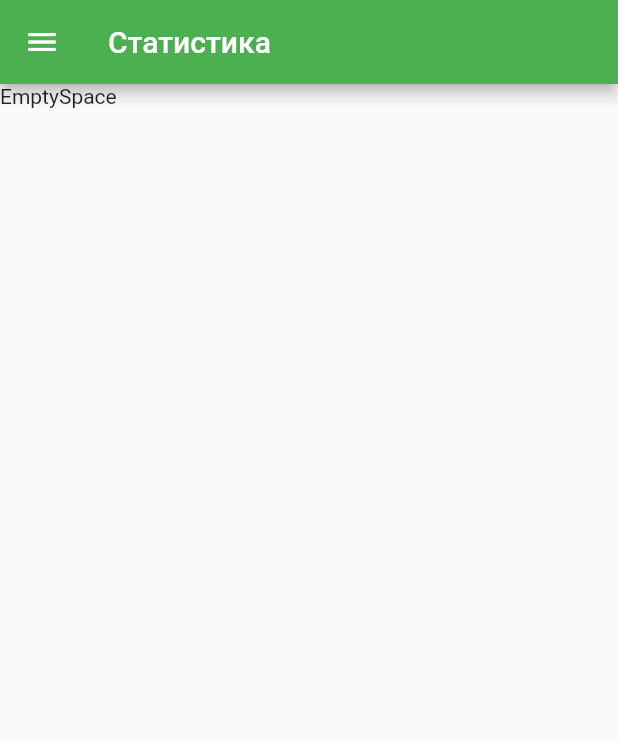
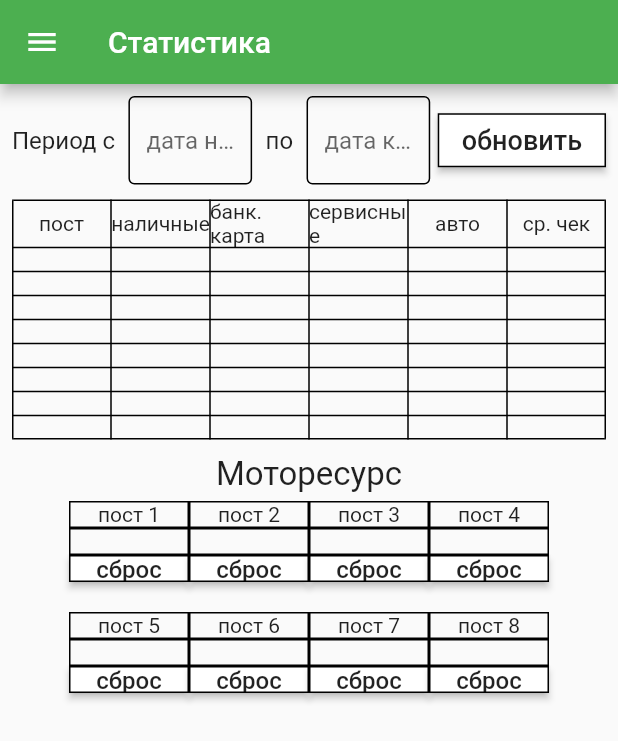
Before and after one commit to OpenRbt/mobile-wash-control, a Flutter app: the StatisticsMenu screen opened by its route, on a phone screen of 412 x 824 dp. Shown: the top 741 px of the screen. Run offline on Flutter 3.47's test engine with Material 2 defaults, Android fonts, the phone set to English and light mode, and no system bars; missing offline and left inert: ping_discover_network, wifi.

Commit message:
drawer expanded, StatisticsMenu

```diff
--- a/lib/CommonElements.dart
+++ b/lib/CommonElements.dart
@@ -45,6 +45,7 @@ Widget prepareDrawer(
 
   var screenWidth = MediaQuery.of(context).size.width;
   var screenHeight = MediaQuery.of(context).size.height;
+  var isPortrait = screenWidth < screenHeight;
   //var safeTopPadding = MediaQuery.of(context).padding.top; //statusbar height
   //var safeBottomPadding = MediaQuery.of(context).padding.top; //buttons? height
 
@@ -52,23 +53,27 @@ Widget prepareDrawer(
       //minimum: const EdgeInsets.all(16.0), TODO: check if needed on devices with different designs
       child: FittedBox(
           child: Container(
-              width: screenWidth * 3 / 4,
+              width: screenWidth * 3 / 4 * (isPortrait ? 1 : screenHeight / screenWidth),
               height: screenHeight,
               child: CustomPaint(
                   painter: MyPainter(context),
                   child: ListTileTheme(
                       //tileColor: Colors.green,
+                      child: Flex(direction: Axis.horizontal, children: [
+                    Expanded(
                       child: ListView.separated(
+                        shrinkWrap: true,
                         itemCount: 8,
-                      //clipBehavior: Clip.antiAliasWithSaveLayer,
+                        //clipBehavior: Clip.antiAlias,
                         itemBuilder: (BuildContext context, int index) {
-                        var onTap = index == 7 // TODO: onTap for each button
+                          var onTap = index == 7
                               ? () {
                                   showDialog(
                                       context: context,
                                       builder: (context) => AlertDialog(
                                             title: Text("Выход"),
-                                          content: Text("Выйти из приложения?"),
+                                            content:
+                                                Text("Выйти из приложения?"),
                                             actionsPadding: EdgeInsets.all(10),
                                             actions: [
                                               RaisedButton(
@@ -81,7 +86,8 @@ Widget prepareDrawer(
                                                   color: Colors.lightGreen,
                                                   textColor: Colors.white,
                                                   disabledColor: Colors.grey,
-                                                disabledTextColor: Colors.black,
+                                                  disabledTextColor:
+                                                      Colors.black,
                                                   onPressed: () {
                                                     Navigator.pop(context);
                                                   },
@@ -99,11 +105,12 @@ Widget prepareDrawer(
                         },
                         separatorBuilder: (BuildContext context, int index) {
                           return SizedBox(
-                          height: screenHeight / 32,
+                            height: screenHeight / 24,
                           );
                         },
                       ),
-                  )))));
+                    )
+                  ]))))));
 }
 
 class MyPainter extends CustomPainter {
@@ -112,8 +119,9 @@ class MyPainter extends CustomPainter {
 
   @override
   void paint(Canvas canvas, Size size) {
-    size =
-        size.width < size.height ? size : Size(size.height * 3 / 4, size.width);
+    size = size.width < size.height
+        ? size
+        : Size(size.height * 3 / 4, size.width * 3 / 4);
     final sizeB = Size(size.width * 2, size.height + size.height * 0.5);
     var rect = Offset(-size.width, -size.height * 0.25) & sizeB;
     canvas.drawOval(rect, Paint()..color = Colors.white);
--- a/lib/StatisticsMenu.dart
+++ b/lib/StatisticsMenu.dart
@@ -14,7 +14,6 @@ class _StatisticsMenuState extends State<StatisticsMenu> {
 
   @override
   Widget build(BuildContext context) {
-
     final AppBar appBar = AppBar(
       title: Text("Статистика"),
     );
@@ -22,17 +21,136 @@ class _StatisticsMenuState extends State<StatisticsMenu> {
     double screenH = MediaQuery.of(context).size.height;
     double screenW = MediaQuery.of(context).size.width;
     return Scaffold(
-      appBar: appBar,
-      drawer: prepareDrawer(context, Pages.Statistics,sessionData),
-      body: OrientationBuilder(
-        builder: (context, orientation) {
-          return new SizedBox(
-            height: screenH - appBar.preferredSize.height,
-            width: screenW,
-            child: Text("EmptySpace"),
-          );
-        },
-      ),
-    );
+        appBar: appBar,
+        drawer: prepareDrawer(context, Pages.Statistics, sessionData),
+        body: OrientationBuilder(
+          builder: (context, orientation) {
+            return new Container(
+                width: screenW,
+                height: screenH,
+                child: Padding(
+                    padding: const EdgeInsets.all(8.0),
+                    child: ListView(children: [
+                      Row(
+                        mainAxisAlignment: MainAxisAlignment.center,
+                        crossAxisAlignment: CrossAxisAlignment.center,
+                        children: [
+                          Text("Период с ", style: TextStyle(fontSize: 16)),
+                          SizedBox(width: 5),
+                          Expanded(
+                              child: TextField(
+                                  decoration: InputDecoration(
+                                      enabledBorder: OutlineInputBorder(
+                                        borderSide: BorderSide(
+                                            color: Colors.black, width: 1.0),
+                                      ),
+                                      hintText: "дата начала"))),
+                          SizedBox(width: 5),
+                          Text(" по ", style: TextStyle(fontSize: 16)),
+                          SizedBox(width: 5),
+                          Expanded(
+                              child: TextField(
+                                  decoration: InputDecoration(
+                                      enabledBorder: OutlineInputBorder(
+                                        borderSide: BorderSide(
+                                            color: Colors.black, width: 1.0),
+                                      ),
+                                      hintText: "дата конца"))),
+                          SizedBox(width: 5),
+                          RaisedButton(
+                              color: Colors.white,
+                              shape: RoundedRectangleBorder(
+                                  side: BorderSide(color: Colors.black)),
+                              //textColor: Colors.white,
+                              //disabledColor: Colors.grey,
+                              //disabledTextColor: Colors.black,
+                              onPressed: () {},
+                              child: Text("обновить",
+                                  style: TextStyle(fontSize: 18)))
+                        ],
+                      ),
+                      SizedBox(height: 10),
+                      Table(
+                        border: TableBorder.all(
+                            color: Colors.black,
+                            width: 1,
+                            style: BorderStyle.solid),
+                        children: [
+                          createTableRow([
+                            'пост',
+                            'наличные',
+                            'банк. карта',
+                            'сервисные',
+                            'авто',
+                            'ср. чек'
+                          ]),
+                          createTableRow(List.filled(6, '')),
+                          createTableRow(List.filled(6, '')),
+                          createTableRow(List.filled(6, '')),
+                          createTableRow(List.filled(6, '')),
+                          createTableRow(List.filled(6, '')),
+                          createTableRow(List.filled(6, '')),
+                          createTableRow(List.filled(6, '')),
+                          createTableRow(List.filled(6, '')),
+                        ],
+                      ),
+                      SizedBox(height: 10),
+                      Center(child: Text('Моторесурс', style: TextStyle(fontSize: 22))),
+                      SizedBox(height: 5),
+                      Center(child:
+                      Wrap(children: [
+                        createPack(1),
+                        createPack(2),
+                        createPack(3),
+                        createPack(4),
+                        createPack(5),
+                        createPack(6),
+                        createPack(7),
+                        createPack(8),
+                      ]))
+                    ])));
+          },
+        ));
   }
 }
+
+Widget createPack(int number) {
+  return Column(children: [
+  Container(
+      width: 80,
+      height: 18,
+  decoration: BoxDecoration(
+  border: Border.all(color: Colors.black)
+  ), child: Center(child:Text('пост ' + number.toString()))),
+    Container(
+      width: 80,
+        height: 18,
+        decoration: BoxDecoration(
+            border: Border.all(color: Colors.black)
+        ), child:  Center(child:Text(''))),
+    Container(
+        width: 80,
+        height: 18,
+        child:RaisedButton(
+            shape: RoundedRectangleBorder(
+                side: BorderSide(color: Colors.black)),
+              color: Colors.white,
+              disabledColor: Colors.white,
+              onPressed: () {
+                print("Pressed " + number.toString() + " post button");
+              },
+              child: Text("сброс", style: TextStyle(fontSize: 16)))),
+    SizedBox(height: 20)
+  ]);
+}
+
+TableRow createTableRow(List values) {
+  List<TableCell> result = [];
+  for (var val in values) {
+    result.add(TableCell(
+      verticalAlignment: TableCellVerticalAlignment.middle,
+      child: Center(child: Text(val.toString())),
+    ));
+  }
+  return TableRow(children: result);
+}
```
Lines whose indentation alone changed are shown as unchanged.
